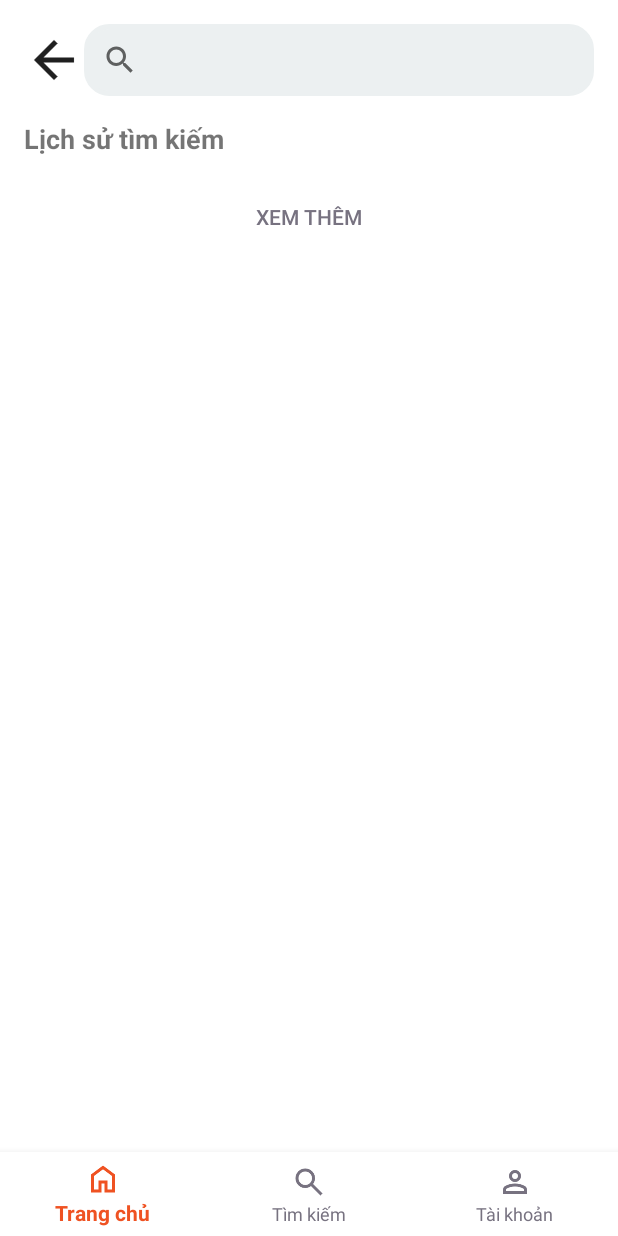
After one commit to namtpce170126/ProjectPRM392, an Android app: the fragment SearchProduct placed in its activity, on a phone screen of 412 x 824 dp. The commit adds this screen. Run offline under Robolectric (Android 15) with nearby library versions, the phone set to English and light mode, and no system bars.

Commit message:
UI Search

```diff
--- a/ProjectPRM392/app/src/main/AndroidManifest.xml
+++ b/ProjectPRM392/app/src/main/AndroidManifest.xml
@@ -12,6 +12,7 @@
         android:supportsRtl="true"
         android:theme="@style/Theme.ProjectPRM392"
         tools:targetApi="31">
+
         <activity
             android:name=".OTPActivity"
             android:exported="false" />
@@ -32,7 +33,9 @@
             android:exported="true" />
         <activity
             android:name=".LoginActivity"
-            android:exported="true" />
+            android:exported="true">
+
+        </activity>
     </application>
 
 </manifest>
--- a/ProjectPRM392/app/src/main/java/com/example/projectprm392/MainActivity.java
+++ b/ProjectPRM392/app/src/main/java/com/example/projectprm392/MainActivity.java
@@ -6,6 +6,7 @@ import androidx.activity.EdgeToEdge;
 import androidx.appcompat.app.AppCompatActivity;
 import androidx.fragment.app.Fragment;
 
+import com.example.projectprm392.SearchControl.SearchProduct;
 import com.google.android.material.bottomnavigation.BottomNavigationView;
 
 public class MainActivity extends AppCompatActivity {
@@ -32,6 +33,10 @@ public class MainActivity extends AppCompatActivity {
 
             if (item.getItemId() == R.id.nav_home) {
                 selectedFragment = new HomeFragment();
+            } else if (item.getItemId() == R.id.nav_search) {
+                selectedFragment = new SearchProduct();
+            } else if (item.getItemId() == R.id.nav_account) {
+
             }
 
             if (selectedFragment != null) {
--- /dev/null
+++ b/ProjectPRM392/app/src/main/java/com/example/projectprm392/SearchControl/SearchProduct.java
@@ -0,0 +1,58 @@
+package com.example.projectprm392.SearchControl;
+
+import android.graphics.Color;
+import android.os.Bundle;
+
+import androidx.fragment.app.Fragment;
+
+import android.view.LayoutInflater;
+import android.view.View;
+import android.view.ViewGroup;
+import android.widget.EditText;
+import android.widget.SearchView;
+
+import com.example.projectprm392.R;
+
+/**
+ * A simple {@link Fragment} subclass.
+ * Use the {@link SearchProduct#newInstance} factory method to
+ * create an instance of this fragment.
+ */
+public class SearchProduct extends Fragment {
+    private static final String ARG_PARAM1 = "param1";
+    private static final String ARG_PARAM2 = "param2";
+
+    private String mParam1;
+    private String mParam2;
+
+    public SearchProduct() {
+
+    }
+
+    public static SearchProduct newInstance(String param1, String param2) {
+        SearchProduct fragment = new SearchProduct();
+        Bundle args = new Bundle();
+        args.putString(ARG_PARAM1, param1);
+        args.putString(ARG_PARAM2, param2);
+        fragment.setArguments(args);
+        return fragment;
+    }
+
+    @Override
+    public void onCreate(Bundle savedInstanceState) {
+        super.onCreate(savedInstanceState);
+        if (getArguments() != null) {
+            mParam1 = getArguments().getString(ARG_PARAM1);
+            mParam2 = getArguments().getString(ARG_PARAM2);
+        }
+    }
+
+    @Override
+    public View onCreateView(LayoutInflater inflater, ViewGroup container,
+                             Bundle savedInstanceState) {
+        View view = inflater.inflate(R.layout.fragment_search_product, container, false);
+
+
+        return view;
+    }
+}
--- /dev/null
+++ b/ProjectPRM392/app/src/main/res/drawable/search_view_bg.xml
@@ -0,0 +1,6 @@
+<?xml version="1.0" encoding="utf-8"?>
+<shape xmlns:android="http://schemas.android.com/apk/res/android">
+    <corners android:radius="15dp"/> <!-- Bo góc 12dp -->
+    <solid android:color="@color/gray"/> <!-- Màu nền trắng -->
+    <stroke android:width="3dp" android:color="@color/gray"/>
+</shape>
--- a/ProjectPRM392/app/src/main/res/layout/bottome_nav_menu.xml
+++ /dev/null
@@ -1,14 +0,0 @@
-<menu xmlns:android="http://schemas.android.com/apk/res/android">
-<!--    <item-->
-<!--        android:id="@+id/nav_home"-->
-<!--        android:icon="@drawable/ic_home"-->
-<!--        android:title="Home"/>-->
-<!--    <item-->
-<!--        android:id="@+id/nav_cart"-->
-<!--        android:icon="@drawable/ic_cart"-->
-<!--        android:title="Cart"/>-->
-<!--    <item-->
-<!--        android:id="@+id/nav_profile"-->
-<!--        android:icon="@drawable/ic_profile"-->
-<!--        android:title="Profile"/>-->
-</menu>
--- /dev/null
+++ b/ProjectPRM392/app/src/main/res/layout/fragment_search_product.xml
@@ -0,0 +1,71 @@
+<?xml version="1.0" encoding="utf-8"?>
+<LinearLayout xmlns:android="http://schemas.android.com/apk/res/android"
+    xmlns:tools="http://schemas.android.com/tools"
+    android:layout_width="match_parent"
+    android:layout_height="match_parent"
+    xmlns:app="http://schemas.android.com/apk/res-auto"
+    tools:context=".SearchControl.SearchProduct"
+    android:orientation="vertical"
+    android:background="@android:color/white"
+    android:padding="16dp">
+
+    <!-- Top bar: Back icon, Search input, Search button -->
+    <LinearLayout
+        android:layout_width="match_parent"
+        android:layout_height="wrap_content"
+        android:orientation="horizontal"
+        android:gravity="center_vertical">
+
+        <ImageButton
+            android:id="@+id/btnBack"
+            android:layout_width="40dp"
+            android:layout_height="40dp"
+            android:background="@null"
+            android:contentDescription="Back"
+            android:scaleType="centerInside"
+            android:src="@drawable/icon_back"/>
+
+        <androidx.appcompat.widget.SearchView
+            android:id="@+id/searchView"
+            android:layout_width="0dp"
+            android:layout_weight="1"
+            android:layout_height="wrap_content"
+            android:iconifiedByDefault="false"
+            android:queryHint="Nhập sản phẩm cần tìm..."
+            android:background="@drawable/search_view_bg" />
+    </LinearLayout>
+
+    <!-- Search History List -->
+    <LinearLayout
+        android:layout_width="match_parent"
+        android:layout_height="wrap_content"
+        android:orientation="vertical"
+        android:layout_marginTop="16dp">
+
+        <TextView
+            android:layout_width="wrap_content"
+            android:layout_height="wrap_content"
+            android:text="Lịch sử tìm kiếm"
+            android:textSize="18sp"
+            android:textStyle="bold"
+            android:layout_marginBottom="8dp"/>
+
+        <LinearLayout
+            android:id="@+id/searchHistoryContainer"
+            android:layout_width="match_parent"
+            android:layout_height="wrap_content"
+            android:orientation="vertical">
+        </LinearLayout>
+
+        <Button
+            android:id="@+id/btnSeeMore"
+            android:layout_width="wrap_content"
+            android:layout_height="wrap_content"
+            android:text="Xem thêm"
+            android:layout_marginTop="8dp"
+            android:layout_gravity="center"
+            android:textColor="@color/lightBlack"
+            android:backgroundTint="@color/white"
+            android:background="@null"/>
+    </LinearLayout>
+</LinearLayout>
--- a/ProjectPRM392/app/src/main/res/menu/bottom_nav_menu.xml
+++ b/ProjectPRM392/app/src/main/res/menu/bottom_nav_menu.xml
@@ -2,14 +2,14 @@
 <menu xmlns:android="http://schemas.android.com/apk/res/android">
     <item
         android:id="@+id/nav_home"
-        android:icon="@drawable/baseline_add_home_24"
+        android:icon="@drawable/icon_home"
         android:title="Trang chủ" />
     <item
-        android:id="@+id/nav_order"
-        android:icon="@drawable/baseline_add_home_24"
-        android:title="Đặt hàng" />
+        android:id="@+id/nav_search"
+        android:icon="@drawable/icon_search"
+        android:title="Tìm kiếm" />
     <item
         android:id="@+id/nav_account"
-        android:icon="@drawable/baseline_add_home_24"
+        android:icon="@drawable/icon_person"
         android:title="Tài khoản" />
 </menu>
--- a/ProjectPRM392/app/src/main/res/values/colors.xml
+++ b/ProjectPRM392/app/src/main/res/values/colors.xml
@@ -8,5 +8,5 @@
     <color name="green">#00613D</color>
     <color name="lightBlack">#777280</color>
     <color name="lightBlue">#DAF0FE</color>
-
+    <color name="gray">#ecf0f1</color>
 </resources>
--- a/ProjectPRM392/app/src/main/res/values/strings.xml
+++ b/ProjectPRM392/app/src/main/res/values/strings.xml
@@ -1,5 +1,7 @@
 <resources>
     <string name="app_name">ProjectPRM392</string>
+    <!-- TODO: Remove or change this placeholder text -->
+    <string name="hello_blank_fragment">Hello blank fragment</string>
 
 
 </resources>
```
Also changed, not shown: ProjectPRM392/app/src/main/res/drawable/icon_back.png (added), ProjectPRM392/app/src/main/res/drawable/icon_close.png (added), ProjectPRM392/app/src/main/res/drawable/icon_home.png (added), ProjectPRM392/app/src/main/res/drawable/icon_person.png (added), ProjectPRM392/app/src/main/res/drawable/icon_search.png (added).
